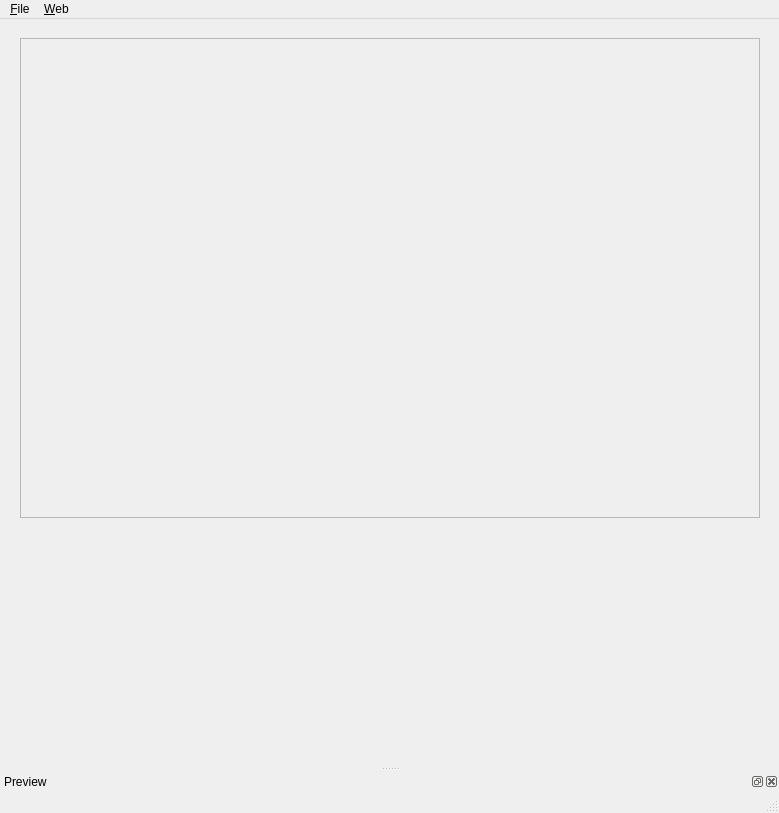
Qt form vqbmainwindow.ui (sarslanhan/vqb) before a commit.
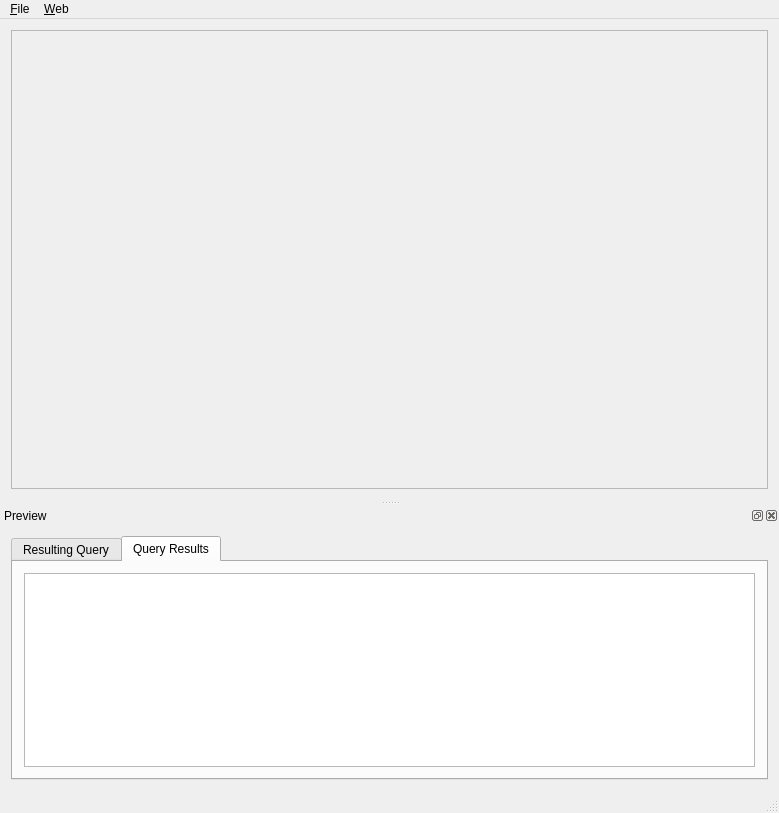
The same form after that commit. The open tabs and pages were chosen to show the change.

Commit message: Fixed dock widget size, added layouts for liquid layout behaviour. Fixes, cleanups.

The edit to the form file:
```diff
--- a/vqbmainwindow.ui
+++ b/vqbmainwindow.ui
@@ -19,15 +19,9 @@
    <string>VqbForm</string>
   </property>
   <widget class="QWidget" name="centralWidget">
+   <layout class="QVBoxLayout" name="verticalLayout">
+    <item>
    <widget class="QScrollArea" name="scrollArea">
-    <property name="geometry">
-     <rect>
-      <x>20</x>
-      <y>19</y>
-      <width>740</width>
-      <height>480</height>
-     </rect>
-    </property>
     <property name="frameShadow">
      <enum>QFrame::Raised</enum>
     </property>
@@ -39,12 +33,14 @@
       <rect>
        <x>0</x>
        <y>0</y>
-       <width>736</width>
-       <height>476</height>
+         <width>757</width>
+         <height>486</height>
       </rect>
      </property>
     </widget>
    </widget>
+    </item>
+   </layout>
   </widget>
   <widget class="QMenuBar" name="menuBar">
    <property name="geometry">
@@ -85,14 +81,20 @@
     <number>8</number>
    </attribute>
    <widget class="QWidget" name="dockWidgetContents_4">
+    <property name="baseSize">
+     <size>
+      <width>779</width>
+      <height>226</height>
+     </size>
+    </property>
+    <layout class="QVBoxLayout" name="verticalLayout_2">
+     <item>
     <widget class="QTabWidget" name="tabWidget">
-     <property name="geometry">
-      <rect>
-       <x>20</x>
-       <y>0</y>
+       <property name="baseSize">
+        <size>
        <width>751</width>
        <height>221</height>
-      </rect>
+        </size>
      </property>
      <property name="statusTip">
       <string/>
@@ -130,18 +132,15 @@
       <attribute name="title">
        <string>Query Results</string>
       </attribute>
-      <widget class="QTextEdit" name="queryResults">
-       <property name="geometry">
-        <rect>
-         <x>10</x>
-         <y>10</y>
-         <width>731</width>
-         <height>171</height>
-        </rect>
-       </property>
-      </widget>
-     </widget>
-    </widget>
+        <layout class="QVBoxLayout" name="verticalLayout_4">
+         <item>
+          <widget class="QTextEdit" name="queryResults"/>
+         </item>
+        </layout>
+       </widget>
+      </widget>
+     </item>
+    </layout>
    </widget>
   </widget>
   <action name="actionSave">
```
Left out of the diff: 18 changed lines with no effect on the pictures. Lines whose indentation alone changed are shown as unchanged. The commit also changes 10 other files.
